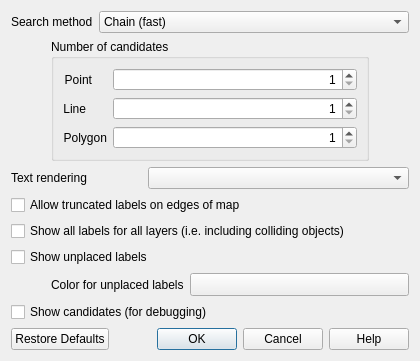
Old version of the form src/ui/qgslabelengineconfigdialog.ui in the repository qgis/QGIS.
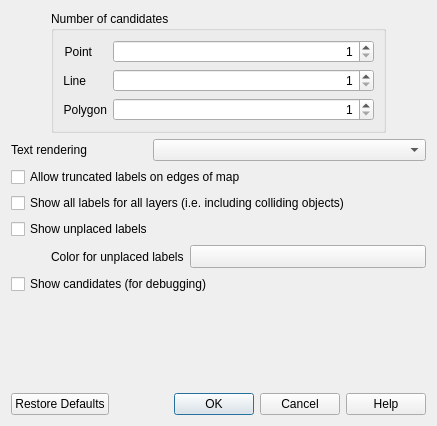
New version of the form. Custom widgets are drawn as their Qt base class.

Commit message:
[needs-docs][labeling] Drop setting to control label solution method from project labeling settings
This is an unnecessary setting, resulting in 1000's of extra, very complex
and untested lines of code. Furthermore, the differences are almost non-existant
and it's extremely unlikely end users would (or should) need to change this
setting.

```diff
--- a/src/ui/qgslabelengineconfigdialog.ui
+++ b/src/ui/qgslabelengineconfigdialog.ui
@@ -6,60 +6,14 @@
    <rect>
     <x>0</x>
     <y>0</y>
-    <width>420</width>
-    <height>358</height>
+    <width>437</width>
+    <height>426</height>
    </rect>
   </property>
   <property name="windowTitle">
    <string>Automated Placement Engine</string>
   </property>
   <layout class="QVBoxLayout" name="verticalLayout">
-   <item>
-    <layout class="QHBoxLayout" name="horizontalLayout">
-     <item>
-      <widget class="QLabel" name="label">
-       <property name="sizePolicy">
-        <sizepolicy hsizetype="Maximum" vsizetype="Preferred">
-         <horstretch>0</horstretch>
-         <verstretch>0</verstretch>
-        </sizepolicy>
-       </property>
-       <property name="text">
-        <string>Search method</string>
-       </property>
-      </widget>
-     </item>
-     <item>
-      <widget class="QComboBox" name="cboSearchMethod">
-       <item>
-        <property name="text">
-         <string>Chain (fast)</string>
-        </property>
-       </item>
-       <item>
-        <property name="text">
-         <string>Popmusic Tabu</string>
-        </property>
-       </item>
-       <item>
-        <property name="text">
-         <string>Popmusic Chain</string>
-        </property>
-       </item>
-       <item>
-        <property name="text">
-         <string>Popmusic Tabu Chain</string>
-        </property>
-       </item>
-       <item>
-        <property name="text">
-         <string>FALP (fastest)</string>
-        </property>
-       </item>
-      </widget>
-     </item>
-    </layout>
-   </item>
    <item>
     <layout class="QHBoxLayout" name="horizontalLayout_2">
      <item>
```
Left out of the diff: 1 changed line with no effect on the pictures. The commit also changes 8 other files.
